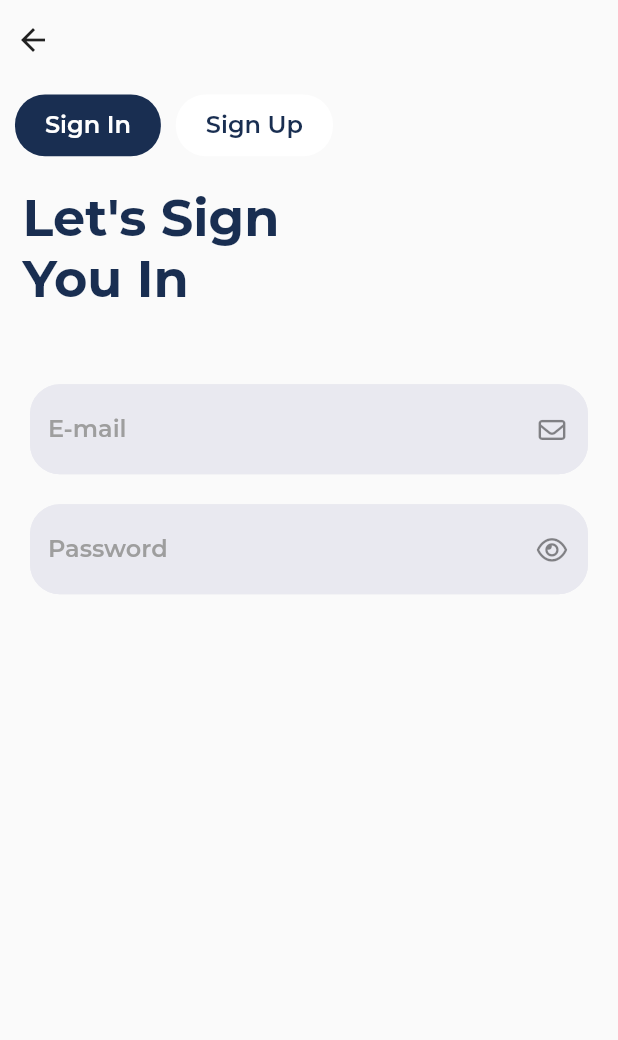
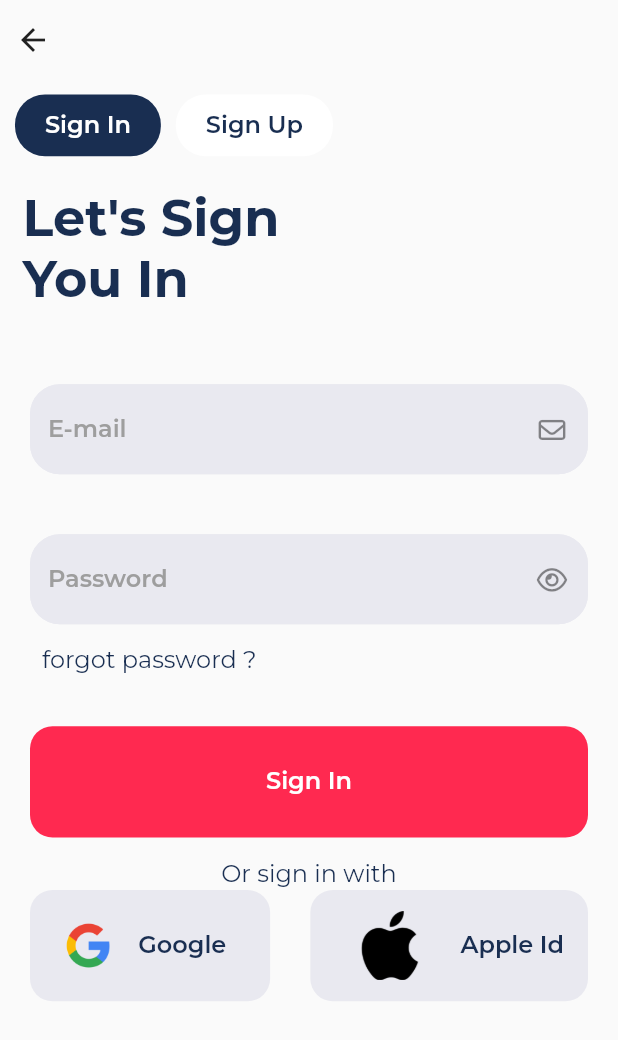
Before and after one commit to Febinjohnson96/newsz, a Flutter app: the AuthScreen screen opened by its route, on a phone screen of 412 x 824 dp. Shown: the top 1040 px of the screen. Run offline on Flutter 3.47's test engine with Material 2 defaults, Android fonts, the phone set to English and light mode, and no system bars; our stand-ins replace animate_do, equatable, flex_color_scheme, font_awesome_flutter, get, get_it and 1 more.

Commit message:
completed ui. optimized for small devices

```diff
--- a/lib/src/presentation/auth/auth_screen.dart
+++ b/lib/src/presentation/auth/auth_screen.dart
@@ -20,7 +20,8 @@ class AuthScreen extends StatelessWidget {
               resizeToAvoidBottomInset: false,
               body: SafeArea(
                 child: LayoutBuilder(builder: (context, constraints) {
-                  return Column(
+                  return SingleChildScrollView(
+                    child: Column(
                       crossAxisAlignment: CrossAxisAlignment.start,
                       children: [
                         const SizedBox(
@@ -68,7 +69,7 @@ class AuthScreen extends StatelessWidget {
                           ),
                         ),
                         SizedBox(
-                        height: constraints.maxHeight * 0.8,
+                          height: constraints.maxHeight * 0.9,
                           child: Obx(() =>
                               controller.selectedView == controller.authViews.first
                                   ? FadeInLeft(
@@ -81,6 +82,7 @@ class AuthScreen extends StatelessWidget {
                                       child: const SignUpScreen())),
                         ),
                       ],
+                    ),
                   );
                 }),
               ),
--- a/lib/src/presentation/auth/auth_sub_features/sign_in/sign_in_screen.dart
+++ b/lib/src/presentation/auth/auth_sub_features/sign_in/sign_in_screen.dart
@@ -1,9 +1,12 @@
 import 'package:flutter/material.dart';
 import 'package:font_awesome_flutter/font_awesome_flutter.dart';
 import 'package:get/get.dart';
+import 'package:newsz/src/config/images/images.dart';
 import 'package:newsz/src/config/theme/appcolors.dart';
 import 'package:newsz/src/presentation/auth/auth_sub_features/sign_in/sign_in_controller.dart';
 import 'package:newsz/src/presentation/auth/widgets/auth_text_field.dart';
+import 'package:newsz/src/widgets/appbutton.dart';
+import 'package:newsz/src/widgets/appbutton_with_icon.dart';
 
 class SignInScreen extends StatelessWidget {
   const SignInScreen({Key? key}) : super(key: key);
@@ -13,8 +16,10 @@ class SignInScreen extends StatelessWidget {
     return GetBuilder<SignInController>(
         init: SignInController(),
         builder: (controller) {
-          return Scaffold(
-              body: Column(
+          return Scaffold(body: LayoutBuilder(builder: (context, constraints) {
+            return SingleChildScrollView(
+              child: Column(
+                mainAxisSize: MainAxisSize.min,
                 crossAxisAlignment: CrossAxisAlignment.start,
                 children: [
                   Padding(
@@ -41,7 +46,7 @@ class SignInScreen extends StatelessWidget {
                     ),
                   ),
                   const SizedBox(
-                height: 20,
+                    height: 40,
                   ),
                   Padding(
                     padding: const EdgeInsets.symmetric(horizontal: 20),
@@ -57,8 +62,68 @@ class SignInScreen extends StatelessWidget {
                       ),
                     ),
                   ),
+                  Padding(
+                    padding: const EdgeInsets.symmetric(horizontal: 20),
+                    child: TextButton(
+                        onPressed: () {},
+                        child: Text(
+                          "forgot password ?",
+                          style: Theme.of(context).textTheme.headline6?.copyWith(
+                              color: blueVogue, fontWeight: FontWeight.w500),
+                        )),
+                  ),
+                  const SizedBox(
+                    height: 20,
+                  ),
+                  Padding(
+                    padding: const EdgeInsets.symmetric(horizontal: 20),
+                    child: SizedBox(
+                        height: constraints.maxHeight * 0.1,
+                        child: AppButton(
+                          btntitle: "Sign In",
+                          callback: () {},
+                        )),
+                  ),
+                  const SizedBox(
+                    height: 15,
+                  ),
+                  Center(
+                      child: Text(
+                    "Or sign in with",
+                    style: Theme.of(context)
+                        .textTheme
+                        .headline6
+                        ?.copyWith(fontWeight: FontWeight.w500, color: blueVogue),
+                  )),
+                  Padding(
+                    padding: const EdgeInsets.symmetric(horizontal: 20),
+                    child: SizedBox(
+                      height: constraints.maxHeight * 0.1,
+                      child: Row(
+                        mainAxisAlignment: MainAxisAlignment.spaceBetween,
+                        children: [
+                          AppButtonWithIcon(
+                            btntitle: "Google   ",
+                            textColor: blueVogue,
+                            btnColor: athensGrey,
+                            iconImagePath: google,
+                            callback: () {},
+                          ),
+                          AppButtonWithIcon(
+                            btntitle: "Apple Id",
+                            btnColor: athensGrey,
+                            iconImagePath: apple,
+                            callback: () {},
+                            textColor: blueVogue,
+                          )
                         ],
-          ));
+                      ),
+                    ),
+                  )
+                ],
+              ),
+            );
+          }));
         });
   }
 }
```
Lines whose indentation alone changed are shown as unchanged.
